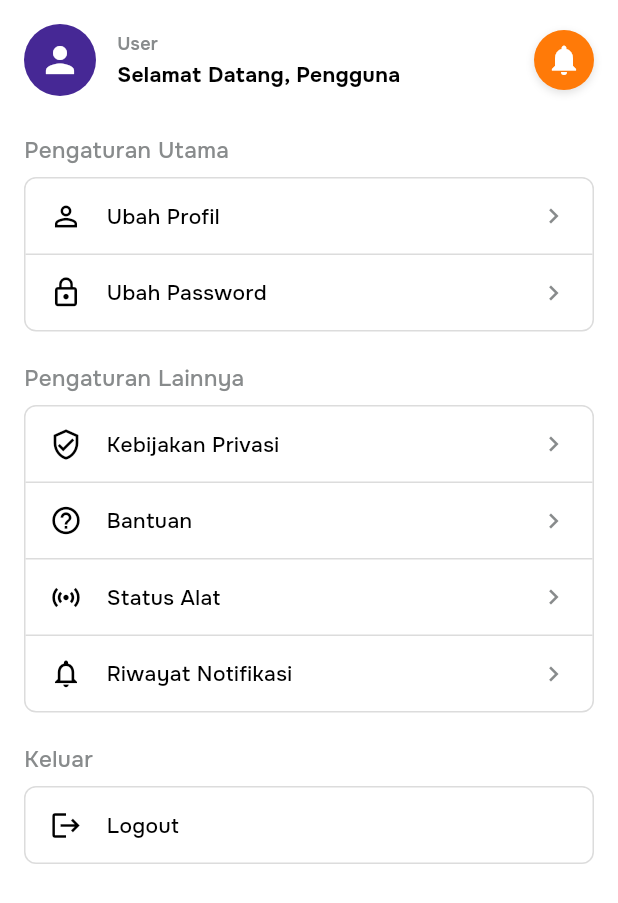
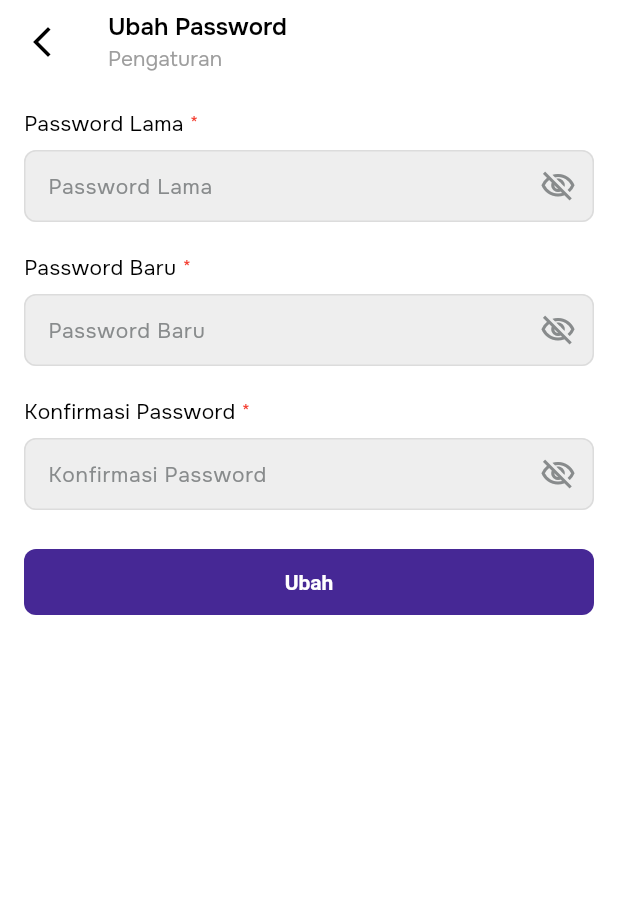
Before and after one commit to Capstone-Lele/mobile-smartfarm, a Flutter app: the SettingPage screen opened directly, after a tap on "Ubah Password", on a phone screen of 412 x 824 dp. Shown: the top 903 px of the screen. Run offline on Flutter 3.47's test engine with Material 3 defaults, Android fonts, the phone set to English and light mode, and no system bars; drawn by our look-alikes of overlay_support; our stand-ins replace dartz, dropdown_button2, flutter_dotenv, flutter_riverpod, google_fonts, image_picker and 3 more; missing offline and left inert: d_method; accounts and stored records are empty.

Commit message:
feat: ubah password

```diff
--- a/lib/core/utils/app_routers.dart
+++ b/lib/core/utils/app_routers.dart
@@ -4,6 +4,7 @@ import 'package:budidaya_lele_mobile/features/auth/presentation/pages/splash_pag
 import 'package:budidaya_lele_mobile/features/schedule/presentation/pages/create_schedule_page.dart';
 import 'package:budidaya_lele_mobile/features/schedule/presentation/pages/schedule_detail_page.dart';
 import 'package:budidaya_lele_mobile/features/schedule/presentation/pages/update_schedule_page.dart';
+import 'package:budidaya_lele_mobile/features/user/presentation/pages/change_password_page.dart';
 import 'package:flutter/material.dart';
 
 class AppRoutes {
@@ -15,6 +16,8 @@ class AppRoutes {
   static const String scheduleDetail = '/schedule/detail';
   static const String createSchedule = '/schedule/create';
   static const String updateSchedule = '/schedule/update';
+
+  static const String changePassword = '/change-password';
 
   static Map<String, WidgetBuilder> getRoutes() {
     return {
@@ -44,6 +47,7 @@ class AppRoutes {
           scheduleType: args?['scheduleType'] as String? ?? '',
         );
       },
+      changePassword: (context) => const ChangePasswordPage(),
     };
   }
 
--- /dev/null
+++ b/lib/features/user/presentation/pages/change_password_page.dart
@@ -0,0 +1,111 @@
+import 'package:budidaya_lele_mobile/common/widgets/app_button.dart';
+import 'package:budidaya_lele_mobile/common/widgets/app_input_text.dart';
+import 'package:flutter/material.dart';
+
+class ChangePasswordPage extends StatefulWidget {
+  const ChangePasswordPage({super.key});
+
+  @override
+  State<ChangePasswordPage> createState() => _ChangePasswordPageState();
+}
+
+class _ChangePasswordPageState extends State<ChangePasswordPage> {
+  final _formKey = GlobalKey<FormState>();
+  final _oldPasswordCtrl = TextEditingController();
+  final _newPasswordCtrl = TextEditingController();
+  final _confirmPasswordCtrl = TextEditingController();
+
+  @override
+  Widget build(BuildContext context) {
+    return Scaffold(appBar: _buildHeader(context), body: _buildFormState());
+  }
+
+  AppBar _buildHeader(BuildContext context) {
+    return AppBar(
+      elevation: 0,
+      leading: IconButton(
+        icon: const Icon(Icons.arrow_back_ios_new, color: Colors.black),
+        onPressed: () => Navigator.pop(context),
+      ),
+      title: Column(
+        crossAxisAlignment: CrossAxisAlignment.start,
+        children: [
+          const Text(
+            'Ubah Password',
+            style: TextStyle(fontSize: 16, fontWeight: FontWeight.w600),
+          ),
+          const SizedBox(height: 2),
+          Text(
+            'Pengaturan',
+            style: const TextStyle(fontSize: 14, color: Colors.grey),
+          ),
+        ],
+      ),
+    );
+  }
+
+  Widget _buildFormState() {
+    return SafeArea(
+      child: SingleChildScrollView(
+        padding: const EdgeInsets.all(16.0),
+        child: Form(
+          key: _formKey,
+          child: Column(
+            children: [
+              AppInputText(
+                label: 'Password Lama',
+                hint: 'Password Lama',
+                controller: _oldPasswordCtrl,
+                type: FieldType.password,
+                requiredField: true,
+                validator: (value) {
+                  if (value == null || value.isEmpty) {
+                    return 'Password lama harus diisi';
+                  }
+
+                  return null;
+                },
+              ),
+              const SizedBox(height: 20),
+              AppInputText(
+                label: 'Password Baru',
+                hint: 'Password Baru',
+                controller: _newPasswordCtrl,
+                type: FieldType.password,
+                requiredField: true,
+                validator: (value) {
+                  if (value == null || value.isEmpty) {
+                    return 'Password baru harus diisi';
+                  }
+
+                  return null;
+                },
+              ),
+              const SizedBox(height: 20),
+              AppInputText(
+                label: 'Konfirmasi Password',
+                hint: 'Konfirmasi Password',
+                controller: _confirmPasswordCtrl,
+                type: FieldType.password,
+                requiredField: true,
+                validator: (value) {
+                  if (value == null || value.isEmpty) {
+                    return 'Konfirmasi password harus diisi';
+                  }
+
+                  if (value != _newPasswordCtrl.text) {
+                    return 'Konfirmasi password tidak cocok';
+                  }
+
+                  return null;
+                },
+              ),
+              const SizedBox(height: 24),
+              AppButton(label: 'Ubah', onPressed: () {}),
+            ],
+          ),
+        ),
+      ),
+    );
+  }
+}
--- a/lib/features/user/presentation/pages/setting_page.dart
+++ b/lib/features/user/presentation/pages/setting_page.dart
@@ -39,7 +39,9 @@ class SettingPage extends ConsumerWidget {
                     Icons.lock_outline,
                     "Ubah Password",
                     isLast: true,
-                    onTap: () {},
+                    onTap: () {
+                      AppRoutes.pushNamed(context, AppRoutes.changePassword);
+                    },
                   ),
                 ]),
                 const SizedBox(height: 20),
```
